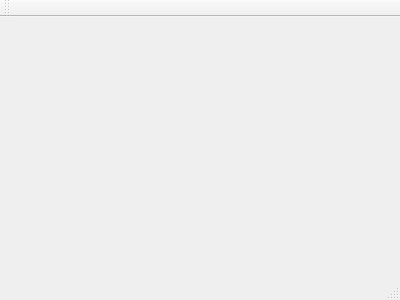
The window that serveur.ui (AcCeNtUeR/CLL-Qt-IRC-Serveur) describes before a commit, drawn with Qt 5.
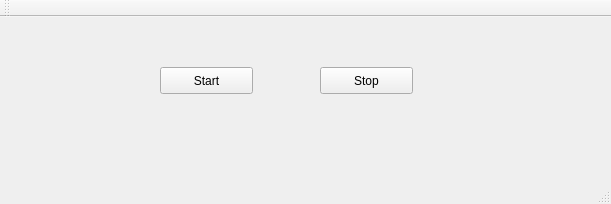
The same window after the commit.

Diff of the .ui file:
```diff
--- a/serveur.ui
+++ b/serveur.ui
@@ -1,24 +1,69 @@
 <ui version="4.0">
  <class>Serveur</class>
- <widget class="QMainWindow" name="Serveur" >
-  <property name="geometry" >
+ <widget class="QMainWindow" name="Serveur">
+  <property name="geometry">
    <rect>
     <x>0</x>
     <y>0</y>
-    <width>400</width>
-    <height>300</height>
+    <width>611</width>
+    <height>204</height>
    </rect>
   </property>
   <property name="windowTitle" >
    <string>Serveur</string>
   </property>
-  <widget class="QMenuBar" name="menuBar" />
-  <widget class="QToolBar" name="mainToolBar" />
-  <widget class="QWidget" name="centralWidget" />
-  <widget class="QStatusBar" name="statusBar" />
+  <widget class="QWidget" name="centralWidget">
+   <widget class="QPushButton" name="btnStart">
+    <property name="geometry">
+     <rect>
+      <x>160</x>
+      <y>50</y>
+      <width>93</width>
+      <height>27</height>
+     </rect>
+    </property>
+    <property name="text">
+     <string>Start</string>
+    </property>
+   </widget>
+   <widget class="QPushButton" name="btnCommencer">
+    <property name="enabled">
+     <bool>true</bool>
+    </property>
+    <property name="geometry">
+     <rect>
+      <x>320</x>
+      <y>50</y>
+      <width>93</width>
+      <height>27</height>
+     </rect>
+    </property>
+    <property name="text">
+     <string>Stop</string>
+    </property>
+   </widget>
+  </widget>
+  <widget class="QMenuBar" name="menuBar">
+   <property name="geometry">
+    <rect>
+     <x>0</x>
+     <y>0</y>
+     <width>611</width>
+     <height>23</height>
+    </rect>
+   </property>
+  </widget>
+  <widget class="QToolBar" name="mainToolBar">
+   <attribute name="toolBarArea">
+    <enum>TopToolBarArea</enum>
+   </attribute>
+   <attribute name="toolBarBreak">
+    <bool>false</bool>
+   </attribute>
+  </widget>
+  <widget class="QStatusBar" name="statusBar"/>
  </widget>
- <layoutDefault spacing="6" margin="11" />
- <pixmapfunction></pixmapfunction>
+ <layoutdefault spacing="6" margin="11"/>
  <resources/>
  <connections/>
 </ui>
```
Left out of the diff: 3 changed lines with no effect on the pictures.
